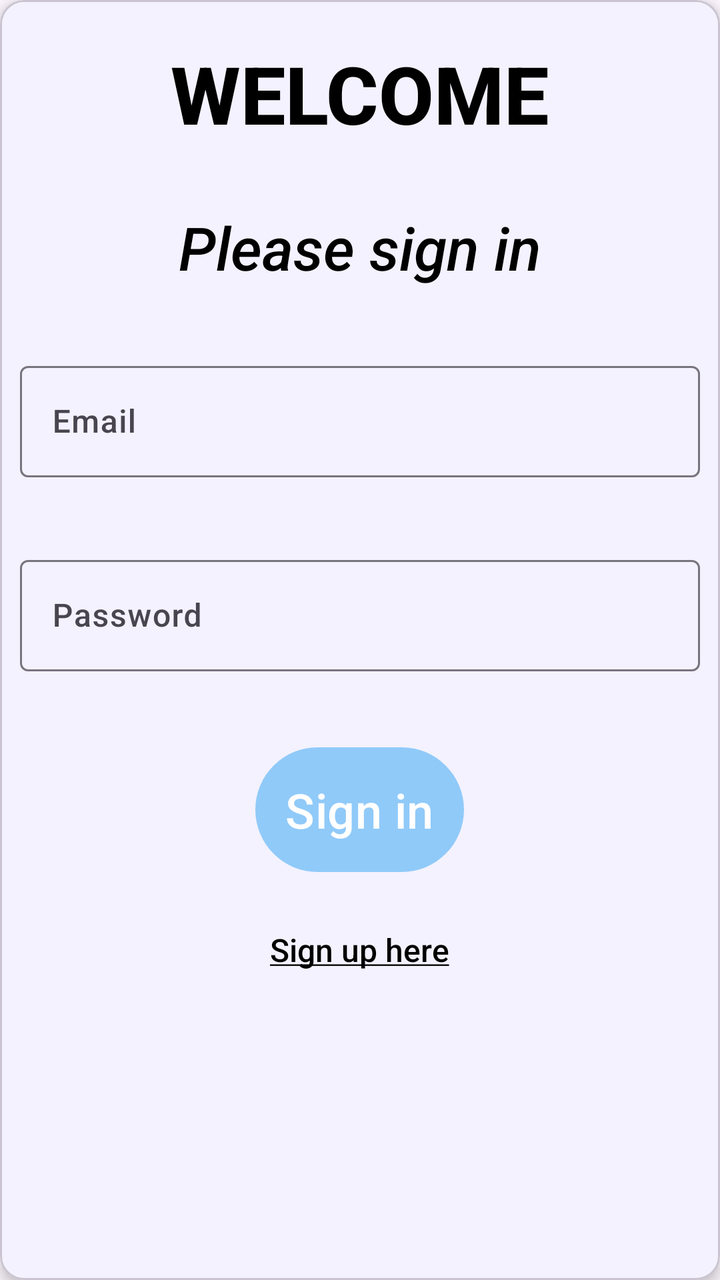
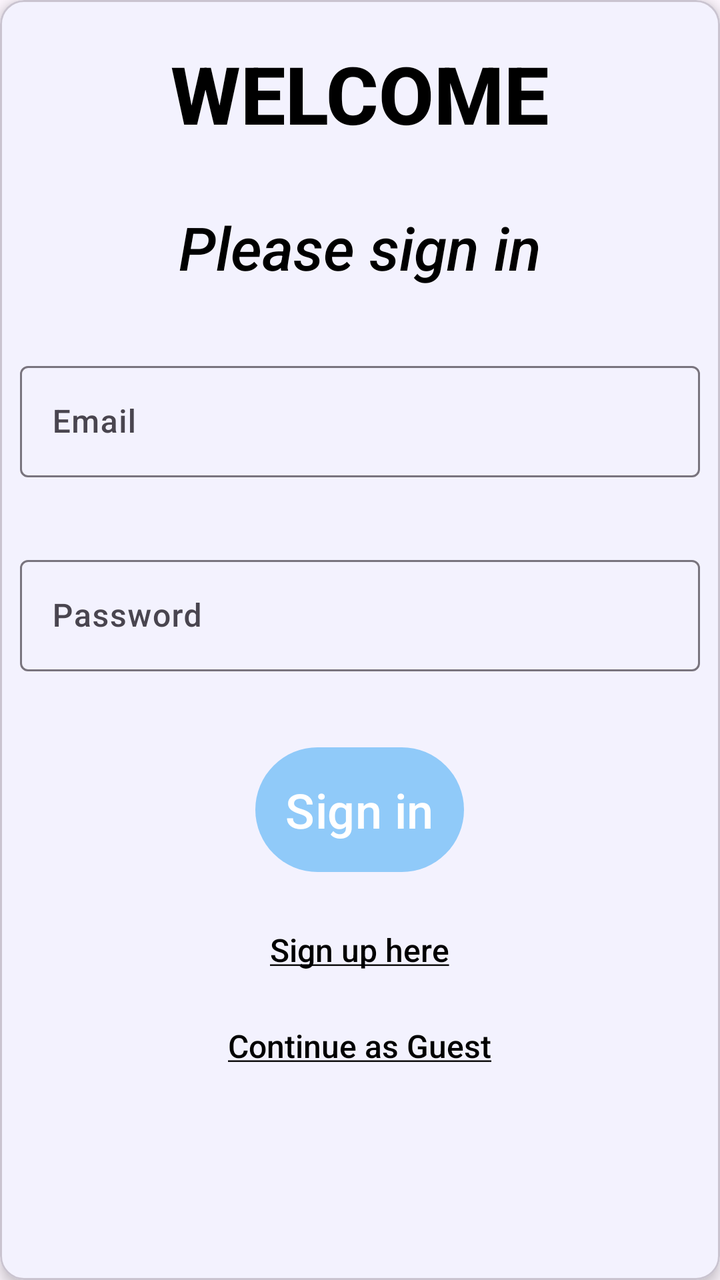

The first picture is an Android layout as it rendered before a commit; the second is the same layout after the commit. The layout source and the unified diff follow.
<!-- AndroidManifest.xml: application theme Theme.EventPlanner -->
<!-- res/layout/activity_login.xml -->
<?xml version="1.0" encoding="utf-8"?>
<com.google.android.material.card.MaterialCardView
    xmlns:android="http://schemas.android.com/apk/res/android"
    xmlns:app="http://schemas.android.com/apk/res-auto"
    android:layout_width="match_parent"
    android:layout_height="match_parent"
    android:background="?android:windowBackground"
    android:padding="24dp"
    app:cardElevation="4dp"
    app:cardCornerRadius="12dp"
    android:layout_gravity="center_horizontal">

    <LinearLayout
        android:layout_width="match_parent"
        android:layout_height="wrap_content"
        android:orientation="vertical"
        android:gravity="center_horizontal">

        
        <com.google.android.material.textview.MaterialTextView
            android:id="@+id/welcomeMessage"
            android:layout_width="wrap_content"
            android:layout_height="wrap_content"
            android:text="@string/welcome"
            android:layout_marginTop="20dp"
            android:textStyle="bold"
            android:textSize="40sp"
            android:textColor="@color/black"
            android:layout_marginBottom="10dp" />

        <com.google.android.material.textview.MaterialTextView
            android:id="@+id/please_sign_in"
            android:layout_width="wrap_content"
            android:layout_height="wrap_content"
            android:text="@string/please_sign_in"
            android:layout_marginTop="20dp"
            android:textStyle="italic"
            android:textSize="30sp"
            android:textColor="@color/black"
            android:layout_marginBottom="24dp" />

        
        <com.google.android.material.textfield.TextInputLayout
            android:id="@+id/usernameInputLayout"
            android:layout_width="match_parent"
            android:layout_height="wrap_content"
            android:layout_marginBottom="16dp"
            android:padding="10dp"
            android:hint="@string/prompt_email">

            <com.google.android.material.textfield.TextInputEditText
                android:id="@+id/usernameInput"
                android:layout_width="match_parent"
                android:layout_height="wrap_content"
                android:inputType="text" />

        </com.google.android.material.textfield.TextInputLayout>

        
        <com.google.android.material.textfield.TextInputLayout
            android:id="@+id/passwordInputLayout"
            android:layout_width="match_parent"
            android:layout_height="wrap_content"
            android:layout_marginBottom="24dp"
            android:padding="10dp"
            android:hint="@string/prompt_password">

            <com.google.android.material.textfield.TextInputEditText
                android:id="@+id/passwordInput"
                android:layout_width="match_parent"
                android:layout_height="wrap_content"
                android:inputType="textPassword" />

        </com.google.android.material.textfield.TextInputLayout>


        <com.google.android.material.button.MaterialButton
            android:id="@+id/loginButton"
            android:layout_width="wrap_content"
            android:layout_height="wrap_content"
            android:text="@string/sign_in"
            android:paddingLeft="5dp"
            android:paddingRight="5dp"
            android:textColor="@color/white"
            android:textSize="24sp"
            android:padding="15dp"
            android:layout_marginBottom="16dp" />

        <LinearLayout
            android:layout_width="wrap_content"
            android:layout_height="wrap_content"
            android:orientation="horizontal"
            android:gravity="center">

            <com.google.android.material.textview.MaterialTextView
                android:id="@+id/signupLink"
                android:layout_width="wrap_content"
                android:layout_height="wrap_content"
                android:text="@string/sign_up_ul"
                android:textColor="@color/black"
                android:clickable="true"
                android:focusable="true"
                android:padding="8dp"
                android:height="48dp"
                android:textSize="16sp"
                />

        </LinearLayout>

    </LinearLayout>

</com.google.android.material.card.MaterialCardView>
<!-- resources referenced by this layout -->
<resources>
  <color name="black">#FF000000</color>
  <color name="white">#FFFFFFFF</color>
  <string name="please_sign_in">Please sign in</string>
  <string name="prompt_email">Email</string>
  <string name="prompt_password">Password</string>
  <string name="sign_in">Sign in</string>
  <string name="sign_up_ul"><u>Sign up here</u></string>
  <string name="welcome">WELCOME</string>
  <style name="Theme.EventPlanner" parent="Theme.Material3.DayNight.NoActionBar">
          
          <item name="colorPrimary">@color/blue_200</item>
          <item name="colorPrimaryVariant">@color/blue_500</item>
          <item name="colorOnPrimary">@color/white</item>
          
          <item name="colorSecondary">@color/purple_200</item>
          <item name="colorSecondaryVariant">@color/purple_500</item>
          <item name="colorOnSecondary">@color/white</item>
          
          <item name="android:statusBarColor">@color/black</item>
          
          <item name="android:textColor">@color/black</item>
          <item name="android:fontFamily">sans-serif-medium</item>
          
          <item name="windowActionBar">false</item>
          <item name="windowNoTitle">true</item>
          <item name="android:windowFullscreen">true</item>
          <item name="android:windowContentOverlay">@null</item>
      </style>
  <color name="blue_200">#90CAF9</color>
  <color name="blue_500">#03A9F4</color>
  <color name="purple_200">#B39DDB</color>
  <color name="purple_500">#673AB7</color>
</resources>

<!-- the commit's change to res/layout/activity_login.xml (unified diff, before → after) -->
@@ -86,12 +86,6 @@
             android:padding="15dp"
             android:layout_marginBottom="16dp" />
 
-        <LinearLayout
-            android:layout_width="wrap_content"
-            android:layout_height="wrap_content"
-            android:orientation="horizontal"
-            android:gravity="center">
-
             <com.google.android.material.textview.MaterialTextView
                 android:id="@+id/signupLink"
                 android:layout_width="wrap_content"
@@ -105,8 +99,19 @@
                 android:textSize="16sp"
                 />
 
-        </LinearLayout>
 
+        <com.google.android.material.textview.MaterialTextView
+            android:id="@+id/continue_as_guest"
+            android:layout_width="wrap_content"
+            android:layout_height="wrap_content"
+            android:text="@string/continue_as_guest_ul"
+            android:textColor="@color/black"
+            android:clickable="true"
+            android:focusable="true"
+            android:padding="8dp"
+            android:height="48dp"
+            android:textSize="16sp"
+            />
     </LinearLayout>
 
 </com.google.android.material.card.MaterialCardView>
<!-- resource entries referenced after the edit -->
@@ -2,6 +2,7 @@
 <resources>
   <color name="black">#FF000000</color>
   <color name="white">#FFFFFFFF</color>
+  <string name="continue_as_guest_ul"><u>Continue as Guest</u></string>
   <string name="please_sign_in">Please sign in</string>
   <string name="prompt_email">Email</string>
   <string name="prompt_password">Password</string>
